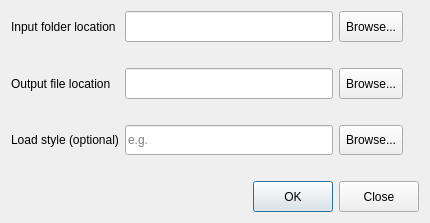
First picture: the form in impphotos.ui, repository KIOS-Research/ImportPhotos, before the edit.
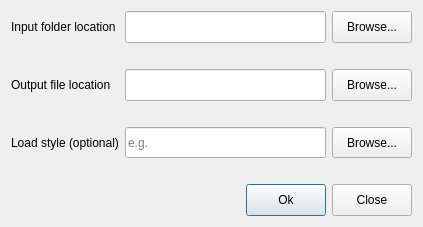
Second picture: the form after the edit.

Commit message: fix tabs and buttons ui

```diff
--- a/impphotos.ui
+++ b/impphotos.ui
@@ -9,8 +9,8 @@
    <rect>
     <x>0</x>
     <y>0</y>
-    <width>430</width>
-    <height>223</height>
+    <width>423</width>
+    <height>227</height>
    </rect>
   </property>
   <property name="minimumSize">
@@ -47,16 +47,6 @@
        </property>
       </spacer>
      </item>
-     <item row="2" column="2">
-      <widget class="QLineEdit" name="out">
-       <property name="sizePolicy">
-        <sizepolicy hsizetype="Expanding" vsizetype="Expanding">
-         <horstretch>0</horstretch>
-         <verstretch>0</verstretch>
-        </sizepolicy>
-       </property>
-      </widget>
-     </item>
      <item row="1" column="0">
       <spacer name="horizontalSpacer">
        <property name="orientation">
@@ -73,19 +63,6 @@
        </property>
       </spacer>
      </item>
-     <item row="4" column="3">
-      <widget class="QToolButton" name="input_load_style">
-       <property name="sizePolicy">
-        <sizepolicy hsizetype="Fixed" vsizetype="Expanding">
-         <horstretch>0</horstretch>
-         <verstretch>0</verstretch>
-        </sizepolicy>
-       </property>
-       <property name="text">
-        <string>Browse...</string>
-       </property>
-      </widget>
-     </item>
      <item row="3" column="2">
       <spacer name="horizontalSpacer_5">
        <property name="orientation">
@@ -102,7 +79,7 @@
        </property>
       </spacer>
      </item>
-     <item row="1" column="3">
+     <item row="1" column="4">
       <spacer name="horizontalSpacer_3">
        <property name="orientation">
         <enum>Qt::Horizontal</enum>
@@ -131,32 +108,6 @@
        </property>
       </spacer>
      </item>
-     <item row="4" column="2">
-      <widget class="QLineEdit" name="load_style_path">
-       <property name="sizePolicy">
-        <sizepolicy hsizetype="Expanding" vsizetype="Expanding">
-         <horstretch>0</horstretch>
-         <verstretch>0</verstretch>
-        </sizepolicy>
-       </property>
-       <property name="placeholderText">
-        <string>e.g.</string>
-       </property>
-      </widget>
-     </item>
-     <item row="2" column="3">
-      <widget class="QToolButton" name="toolButtonOut">
-       <property name="sizePolicy">
-        <sizepolicy hsizetype="Fixed" vsizetype="Expanding">
-         <horstretch>0</horstretch>
-         <verstretch>0</verstretch>
-        </sizepolicy>
-       </property>
-       <property name="text">
-        <string>Browse...</string>
-       </property>
-      </widget>
-     </item>
      <item row="2" column="0">
       <widget class="QLabel" name="label_2">
        <property name="text">
@@ -164,19 +115,6 @@
        </property>
       </widget>
      </item>
-     <item row="0" column="3">
-      <widget class="QToolButton" name="toolButtonImport">
-       <property name="sizePolicy">
-        <sizepolicy hsizetype="Fixed" vsizetype="Expanding">
-         <horstretch>0</horstretch>
-         <verstretch>0</verstretch>
-        </sizepolicy>
-       </property>
-       <property name="text">
-        <string>Browse...</string>
-       </property>
-      </widget>
-     </item>
      <item row="3" column="0">
       <spacer name="horizontalSpacer_4">
        <property name="orientation">
@@ -193,16 +131,6 @@
        </property>
       </spacer>
      </item>
-     <item row="0" column="2">
-      <widget class="QLineEdit" name="imp">
-       <property name="sizePolicy">
-        <sizepolicy hsizetype="Expanding" vsizetype="Expanding">
-         <horstretch>0</horstretch>
-         <verstretch>0</verstretch>
-        </sizepolicy>
-       </property>
-      </widget>
-     </item>
      <item row="4" column="0">
       <widget class="QLabel" name="label_3">
        <property name="text">
@@ -210,7 +138,7 @@
        </property>
       </widget>
      </item>
-     <item row="3" column="3">
+     <item row="3" column="4">
       <spacer name="horizontalSpacer_6">
        <property name="orientation">
         <enum>Qt::Horizontal</enum>
@@ -251,22 +179,94 @@
        <item>
         <widget class="QPushButton" name="ok">
          <property name="sizePolicy">
-          <sizepolicy hsizetype="Minimum" vsizetype="Expanding">
+          <sizepolicy hsizetype="Fixed" vsizetype="Expanding">
            <horstretch>0</horstretch>
            <verstretch>0</verstretch>
           </sizepolicy>
          </property>
          <property name="text">
-          <string>OK</string>
+          <string>Ok</string>
          </property>
         </widget>
        </item>
       </layout>
      </item>
-     <item row="6" column="3">
+     <item row="0" column="2">
+      <widget class="QLineEdit" name="imp">
+       <property name="sizePolicy">
+        <sizepolicy hsizetype="Expanding" vsizetype="Expanding">
+         <horstretch>0</horstretch>
+         <verstretch>0</verstretch>
+        </sizepolicy>
+       </property>
+      </widget>
+     </item>
+     <item row="0" column="4">
+      <widget class="QPushButton" name="toolButtonImport">
+       <property name="sizePolicy">
+        <sizepolicy hsizetype="Fixed" vsizetype="Expanding">
+         <horstretch>0</horstretch>
+         <verstretch>0</verstretch>
+        </sizepolicy>
+       </property>
+       <property name="text">
+        <string>Browse...</string>
+       </property>
+      </widget>
+     </item>
+     <item row="2" column="2">
+      <widget class="QLineEdit" name="out">
+       <property name="sizePolicy">
+        <sizepolicy hsizetype="Expanding" vsizetype="Expanding">
+         <horstretch>0</horstretch>
+         <verstretch>0</verstretch>
+        </sizepolicy>
+       </property>
+      </widget>
+     </item>
+     <item row="2" column="4">
+      <widget class="QPushButton" name="toolButtonOut">
+       <property name="sizePolicy">
+        <sizepolicy hsizetype="Fixed" vsizetype="Expanding">
+         <horstretch>0</horstretch>
+         <verstretch>0</verstretch>
+        </sizepolicy>
+       </property>
+       <property name="text">
+        <string>Browse...</string>
+       </property>
+      </widget>
+     </item>
+     <item row="4" column="2">
+      <widget class="QLineEdit" name="load_style_path">
+       <property name="sizePolicy">
+        <sizepolicy hsizetype="Expanding" vsizetype="Expanding">
+         <horstretch>0</horstretch>
+         <verstretch>0</verstretch>
+        </sizepolicy>
+       </property>
+       <property name="placeholderText">
+        <string>e.g.</string>
+       </property>
+      </widget>
+     </item>
+     <item row="4" column="4">
+      <widget class="QPushButton" name="input_load_style">
+       <property name="sizePolicy">
+        <sizepolicy hsizetype="Fixed" vsizetype="Expanding">
+         <horstretch>0</horstretch>
+         <verstretch>0</verstretch>
+        </sizepolicy>
+       </property>
+       <property name="text">
+        <string>Browse...</string>
+       </property>
+      </widget>
+     </item>
+     <item row="6" column="4">
       <widget class="QPushButton" name="closebutton">
        <property name="sizePolicy">
-        <sizepolicy hsizetype="Minimum" vsizetype="Expanding">
+        <sizepolicy hsizetype="Fixed" vsizetype="Expanding">
          <horstretch>0</horstretch>
          <verstretch>0</verstretch>
         </sizepolicy>
```
The commit also changes 2 other files.
